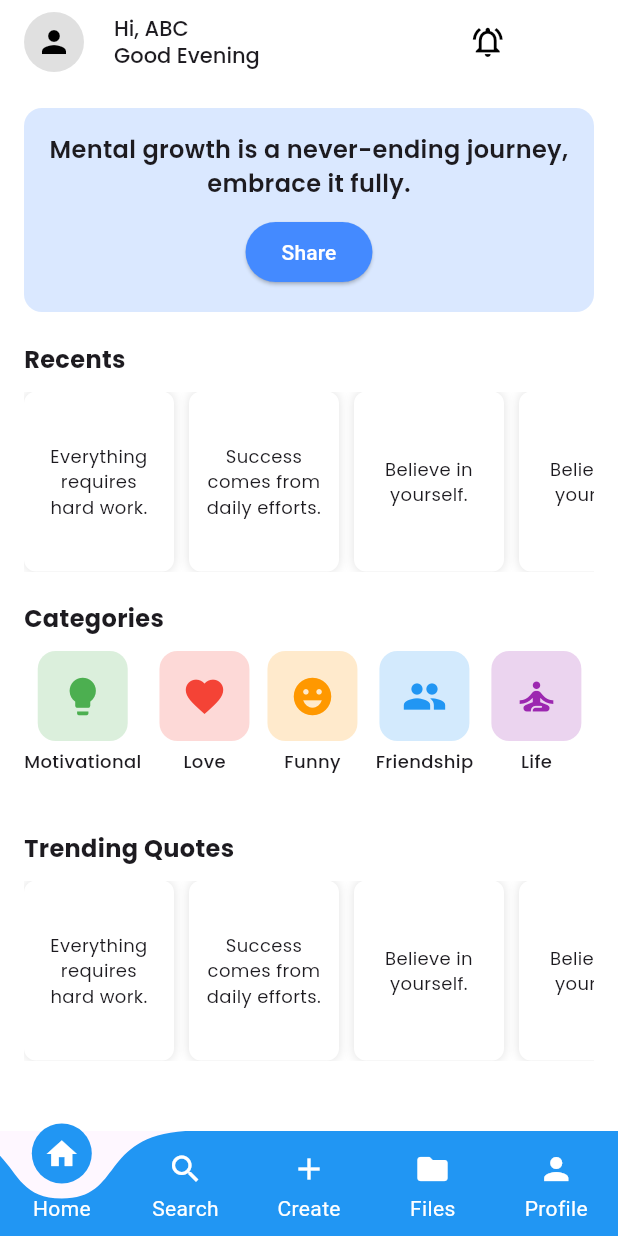
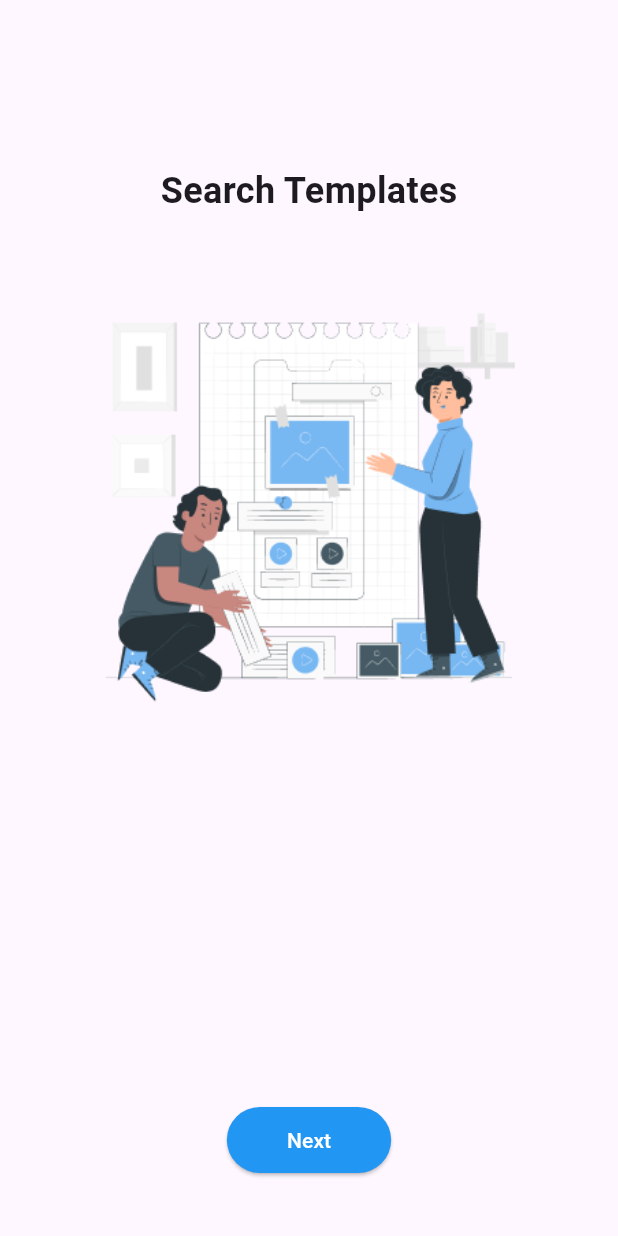
Before and after one commit to Mind-Turf-India/mtquotes, a Flutter app: the screen it shows after launch, on a phone screen of 412 x 824 dp. Run offline on Flutter 3.47's test engine with Material 3 defaults, Android fonts, the phone set to English and light mode, and no system bars; drawn by our look-alikes of curved_labeled_navigation_bar; our stand-ins replace firebase_core, google_fonts, lucide_icons, shared_preferences; missing offline and left inert: iconify_flutter; accounts and stored records are empty.

Commit message:
onboarding screen

```diff
--- a/lib/main.dart
+++ b/lib/main.dart
@@ -1,18 +1,26 @@
+import 'package:flutter/material.dart';
+import 'package:mtquotes/screens/User_Home/components/navbar_mainscreen.dart';
+import 'package:mtquotes/screens/User_Home/components/onboarding_screen.dart';
+import 'package:shared_preferences/shared_preferences.dart';
 
-import 'package:flutter/material.dart';
-import 'package:mtquotes/screens/User_Home/home_screen.dart';
-import 'package:mtquotes/screens/User_Home/main_screen.dart';
+void main() async {
+  WidgetsFlutterBinding.ensureInitialized();
+  final prefs = await SharedPreferences.getInstance();
+  final seenOnboarding = prefs.getBool('seenOnboarding') ?? false;
 
-void main() {
-  runApp(MyApp());
+  runApp(MyApp(startScreen: seenOnboarding ? MainScreen() : OnboardingScreen()));
 }
 
 class MyApp extends StatelessWidget {
+  final Widget startScreen;
+
+  MyApp({required this.startScreen});
+
   @override
   Widget build(BuildContext context) {
     return MaterialApp(
       debugShowCheckedModeBanner: false,
-      home: MainScreen()
+      home: startScreen,
     );
   }
 }
--- a/lib/screens/User_Home/main_screen.dart
+++ b/lib/screens/User_Home/components/navbar_mainscreen.dart
@@ -2,8 +2,8 @@ import 'package:flutter/material.dart';
 import 'package:curved_labeled_navigation_bar/curved_navigation_bar.dart';
 import 'package:curved_labeled_navigation_bar/curved_navigation_bar_item.dart';
 import 'package:mtquotes/screens/User_Home/home_screen.dart';
-import 'package:mtquotes/screens/files_screen.dart';
-import 'search_screen.dart';
+import 'package:mtquotes/screens/User_Home/files_screen.dart';
+import '../search_screen.dart';
 
 class MainScreen extends StatefulWidget {
   @override
--- /dev/null
+++ b/lib/screens/User_Home/components/onboarding_screen.dart
@@ -0,0 +1,94 @@
+import 'package:flutter/material.dart';
+import 'package:shared_preferences/shared_preferences.dart';
+import 'package:mtquotes/screens/User_Home/components/navbar_mainscreen.dart';
+
+class OnboardingScreen extends StatefulWidget {
+  @override
+  _OnboardingScreenState createState() => _OnboardingScreenState();
+}
+
+class _OnboardingScreenState extends State<OnboardingScreen> {
+  final PageController _controller = PageController();
+  int currentPage = 0;
+
+  void completeOnboarding() async {
+    final prefs = await SharedPreferences.getInstance();
+    await prefs.setBool('seenOnboarding', true);
+    Navigator.pushReplacement(context, MaterialPageRoute(builder: (context) => MainScreen()));
+  }
+
+  @override
+  Widget build(BuildContext context) {
+    final List<Map<String, String>> onboardingData = [
+      {
+        "title": "Search Templates",
+        "image": "assets/search.png"
+      },
+      {
+        "title": "Edit Templates",
+        "image": "assets/edit.png"
+      },
+      {
+        "title": "Use It",
+        "image": "assets/use it.png"
+      },
+    ];
+
+    return Scaffold(
+      body: PageView.builder(
+        controller: _controller,
+        onPageChanged: (index) => setState(() => currentPage = index),
+        itemCount: onboardingData.length,
+        itemBuilder: (context, index) => OnboardingPage(
+          title: onboardingData[index]['title']!,
+          image: onboardingData[index]['image']!,
+          isLast: index == onboardingData.length - 1,
+          onComplete: completeOnboarding,
+          onNext: () => _controller.nextPage(duration: Duration(milliseconds: 300), curve: Curves.ease),
+        ),
+      ),
+    );
+  }
+}
+
+class OnboardingPage extends StatelessWidget {
+  final String title;
+  final String image;
+  final bool isLast;
+  final VoidCallback onComplete;
+  final VoidCallback onNext;
+
+  OnboardingPage({
+    required this.title,
+    required this.image,
+    required this.isLast,
+    required this.onComplete,
+    required this.onNext,
+  });
+
+  @override
+  Widget build(BuildContext context) {
+    return Padding(
+      padding: const EdgeInsets.symmetric(vertical: 40.0, horizontal: 20.0),
+      child: Column(
+        mainAxisAlignment: MainAxisAlignment.center,
+        children: [
+          SizedBox(height: 70,),
+          Text(title, style: TextStyle(fontSize: 24, fontWeight: FontWeight.bold)),
+          SizedBox(height: 40),
+          Image.asset(image, height: 300),
+          Spacer(),
+          ElevatedButton(
+            onPressed: isLast ? onComplete : onNext,
+            child: Text(isLast ? 'Get Started' : 'Next'),
+            style: ElevatedButton.styleFrom(
+              backgroundColor: Colors.blue,
+              foregroundColor: Colors.white,
+              padding: EdgeInsets.symmetric(horizontal: 40, vertical: 12),
+            ),
+          ),
+        ],
+      ),
+    );
+  }
+}
--- a/lib/screens/files_screen.dart
+++ b/lib/screens/User_Home/files_screen.dart
@@ -1,5 +1,5 @@
 import 'package:flutter/material.dart';
-import 'package:mtquotes/screens/home_screen.dart';
+import 'home_screen.dart';
 
 class FilesPage extends StatefulWidget {
   @override
@@ -64,7 +64,6 @@ class _FilesPageState extends State<FilesPage> {
                       });
                     },
                   ),
-
                 );
               }),
             ),
--- a/lib/screens/User_Home/home_screen.dart
+++ b/lib/screens/User_Home/home_screen.dart
@@ -1,6 +1,10 @@
 //home screen.dart
 import 'package:flutter/material.dart';
 import 'package:google_fonts/google_fonts.dart';
+import 'package:iconify_flutter/iconify_flutter.dart';
+import 'package:iconify_flutter/icons/mdi.dart';
+import 'package:lucide_icons/lucide_icons.dart';
+
 
 
 class HomeScreen extends StatefulWidget {
@@ -20,7 +24,7 @@ class _HomeScreenState extends State<HomeScreen> {
           children: [
             CircleAvatar(
               backgroundColor: Colors.grey[300],
-              child: Icon(Icons.person, color: Colors.black),
+              child: Icon(LucideIcons.user,color: Colors.black)
             ),
             SizedBox(width: 20),
             Text(
@@ -32,7 +36,7 @@ class _HomeScreenState extends State<HomeScreen> {
               ),
             ),
             SizedBox(width: 140),
-            Icon(Icons.notifications_active_outlined, color: Colors.black),
+            Icon(LucideIcons.bellRing, color: Colors.black),
           ],
         ),
       ),
--- a/pubspec.yaml
+++ b/pubspec.yaml
@@ -39,6 +39,9 @@ dependencies:
   cloud_firestore: ^5.6.3
   google_fonts: ^6.2.1
   curved_labeled_navigation_bar: ^2.0.6
+  iconify_flutter: ^0.0.7
+  lucide_icons: ^0.257.0
+  shared_preferences: ^2.3.3
 
 dev_dependencies:
   flutter_test:
@@ -65,6 +68,9 @@ flutter:
   # To add assets to your application, add an assets section, like this:
   assets:
     - assets/sample_image.png
+    - assets/edit.png
+    - assets/search.png
+    - assets/use it.png
 
   # An image asset can refer to one or more resolution-specific "variants", see
   # https://flutter.dev/to/resolution-aware-images
```
Also changed, not shown: assets/edit.png (added), assets/search.png (added), assets/use it.png (added), pubspec.lock, 2 other files. Lines whose indentation alone changed are shown as unchanged.
